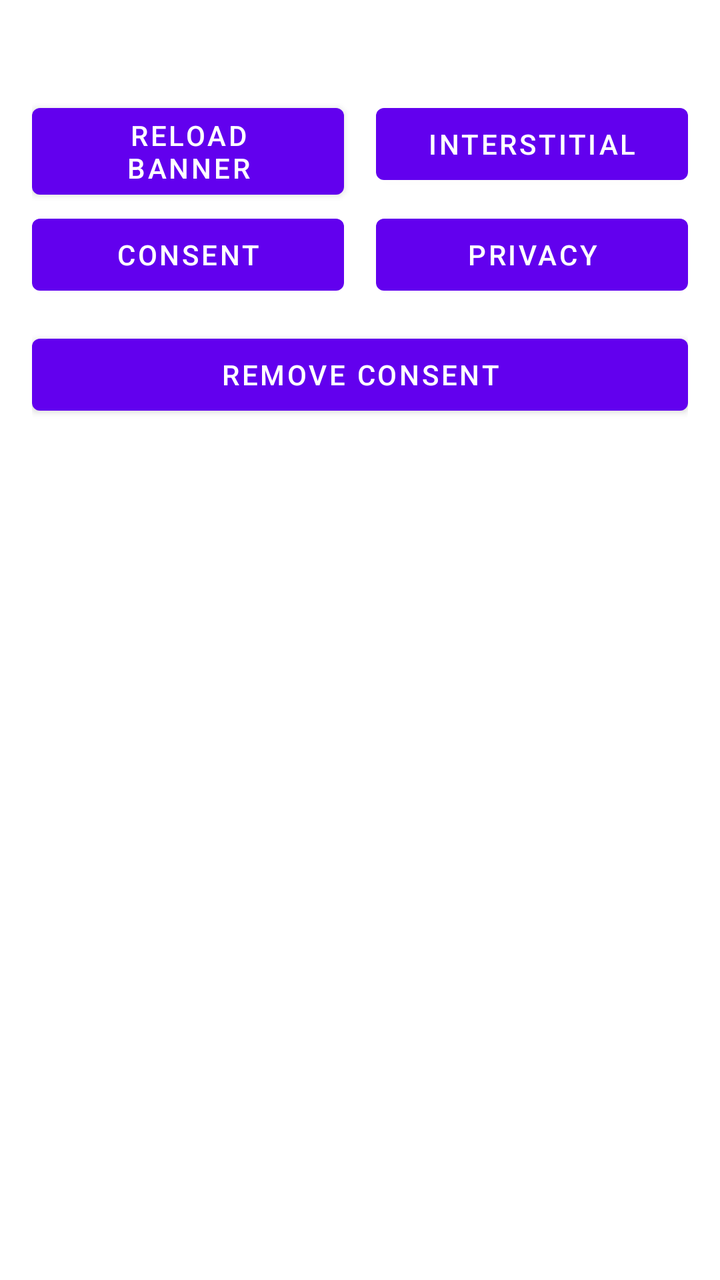
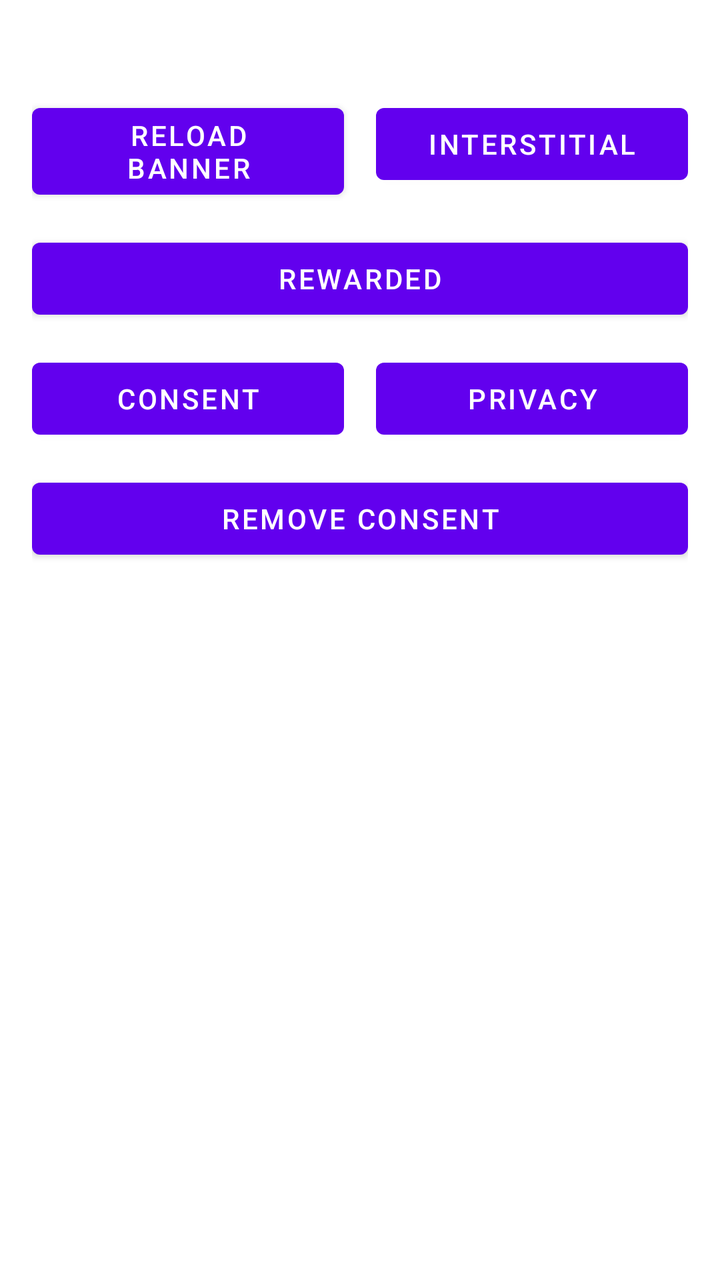

Two renders of the same Android screen: before a commit and after it. Below are the layout's source before the change and the commit's diff.
<!-- AndroidManifest.xml: application theme Theme.BannerIntegration -->
<!-- res/layout/activity_main.xml -->
<?xml version="1.0" encoding="utf-8"?>
<androidx.drawerlayout.widget.DrawerLayout xmlns:android="http://schemas.android.com/apk/res/android"
    xmlns:app="http://schemas.android.com/apk/res-auto"
    android:id="@+id/main_activity_layout"
    android:layout_width="match_parent"
    android:layout_height="match_parent"
    android:fitsSystemWindows="true">

    <RelativeLayout
        android:id="@+id/main_view_layout"
        android:layout_width="match_parent"
        android:layout_height="match_parent">

        <ScrollView
            android:layout_width="match_parent"
            android:layout_height="match_parent"
            android:fillViewport="true">

            <androidx.constraintlayout.widget.ConstraintLayout
                android:id="@+id/main"
                android:layout_width="match_parent"
                android:layout_height="wrap_content"
                android:padding="16dp">

                
                <FrameLayout
                    android:id="@+id/generalAdContainer"
                    android:layout_width="0dp"
                    android:layout_height="wrap_content"
                    android:layout_marginTop="16dp"
                    app:layout_constraintStart_toStartOf="parent"
                    app:layout_constraintEnd_toEndOf="parent"
                    app:layout_constraintTop_toTopOf="parent" />

                
                <Button
                    android:id="@+id/buttonReload"
                    android:layout_width="0dp"
                    android:layout_height="wrap_content"
                    android:text="Reload Banner"
                    android:onClick="btnReloadClick"
                    android:layout_marginTop="16dp"
                    android:layout_marginEnd="8dp"
                    android:elevation="0dp"
                    android:translationZ="0dp"
                    app:layout_constraintStart_toStartOf="parent"
                    app:layout_constraintEnd_toStartOf="@id/buttonInterstitial"
                    app:layout_constraintTop_toBottomOf="@id/generalAdContainer"
                    app:layout_constraintHorizontal_chainStyle="spread" />

                <Button
                    android:id="@+id/buttonInterstitial"
                    android:layout_width="0dp"
                    android:layout_height="wrap_content"
                    android:text="Interstitial"
                    android:onClick="btnInterstitialClick"
                    android:layout_marginTop="0dp"
                    android:layout_marginStart="8dp"
                    android:elevation="0dp"
                    android:translationZ="0dp"
                    app:layout_constraintStart_toEndOf="@id/buttonReload"
                    app:layout_constraintEnd_toEndOf="parent"
                    app:layout_constraintTop_toTopOf="@id/buttonReload" />

                
                <Button
                    android:id="@+id/buttonConsent"
                    android:layout_width="0dp"
                    android:layout_height="wrap_content"
                    android:text="Consent"
                    android:onClick="btnConsentClick"
                    android:layout_marginTop="0dp"
                    android:layout_marginEnd="8dp"
                    android:elevation="0dp"
                    android:translationZ="0dp"
                    app:layout_constraintStart_toStartOf="parent"
                    app:layout_constraintEnd_toStartOf="@id/buttonPrivacy"
                    app:layout_constraintTop_toBottomOf="@id/buttonReload"
                    app:layout_constraintHorizontal_chainStyle="spread" />

                <Button
                    android:id="@+id/buttonPrivacy"
                    android:layout_width="0dp"
                    android:layout_height="wrap_content"
                    android:text="Privacy"
                    android:onClick="btnPrivacyClick"
                    android:layout_marginTop="0dp"
                    android:layout_marginStart="8dp"
                    android:elevation="0dp"
                    android:translationZ="0dp"
                    app:layout_constraintStart_toEndOf="@id/buttonConsent"
                    app:layout_constraintEnd_toEndOf="parent"
                    app:layout_constraintTop_toTopOf="@id/buttonConsent" />

                
                <Button
                    android:id="@+id/buttonRemoveConsent"
                    android:layout_width="match_parent"
                    android:layout_height="wrap_content"
                    android:text="Remove Consent"
                    android:onClick="btnRemoveConsentClick"
                    android:layout_marginTop="12dp"
                    android:elevation="0dp"
                    android:translationZ="0dp"
                    app:layout_constraintStart_toStartOf="parent"
                    app:layout_constraintEnd_toEndOf="parent"
                    app:layout_constraintTop_toBottomOf="@id/buttonConsent" />

            </androidx.constraintlayout.widget.ConstraintLayout>
        </ScrollView>
    </RelativeLayout>

</androidx.drawerlayout.widget.DrawerLayout>
<!-- resources referenced by this layout -->
<resources>
  <style name="Theme.BannerIntegration" parent="Theme.MaterialComponents.DayNight.DarkActionBar">
          
          <item name="colorPrimary">@color/purple_500</item>
          <item name="colorPrimaryVariant">@color/purple_700</item>
          <item name="colorOnPrimary">@color/white</item>
          
          <item name="colorSecondary">@color/teal_200</item>
          <item name="colorSecondaryVariant">@color/teal_700</item>
          <item name="colorOnSecondary">@color/black</item>
          
          <item name="android:statusBarColor" tools:targetApi="l">?attr/colorPrimaryVariant</item>
          
      </style>
  <color name="purple_500">#FF6200EE</color>
  <color name="purple_700">#FF3700B3</color>
  <color name="white">#FFFFFFFF</color>
  <color name="teal_200">#FF03DAC5</color>
  <color name="teal_700">#FF018786</color>
  <color name="black">#FF000000</color>
</resources>

<!-- the commit's change to res/layout/activity_main.xml (unified diff, before → after) -->
@@ -64,18 +64,32 @@
 
                 
                 <Button
+                    android:id="@+id/buttonRewarded"
+                    android:layout_width="match_parent"
+                    android:layout_height="wrap_content"
+                    android:text="Rewarded"
+                    android:onClick="btnRewardedClick"
+                    android:layout_marginTop="12dp"
+                    android:elevation="0dp"
+                    android:translationZ="0dp"
+                    app:layout_constraintStart_toStartOf="parent"
+                    app:layout_constraintEnd_toEndOf="parent"
+                    app:layout_constraintTop_toBottomOf="@id/buttonReload" />
+
+                
+                <Button
                     android:id="@+id/buttonConsent"
                     android:layout_width="0dp"
                     android:layout_height="wrap_content"
                     android:text="Consent"
                     android:onClick="btnConsentClick"
-                    android:layout_marginTop="0dp"
+                    android:layout_marginTop="12dp"
                     android:layout_marginEnd="8dp"
                     android:elevation="0dp"
                     android:translationZ="0dp"
                     app:layout_constraintStart_toStartOf="parent"
                     app:layout_constraintEnd_toStartOf="@id/buttonPrivacy"
-                    app:layout_constraintTop_toBottomOf="@id/buttonReload"
+                    app:layout_constraintTop_toBottomOf="@id/buttonRewarded"
                     app:layout_constraintHorizontal_chainStyle="spread" />
 
                 <Button
